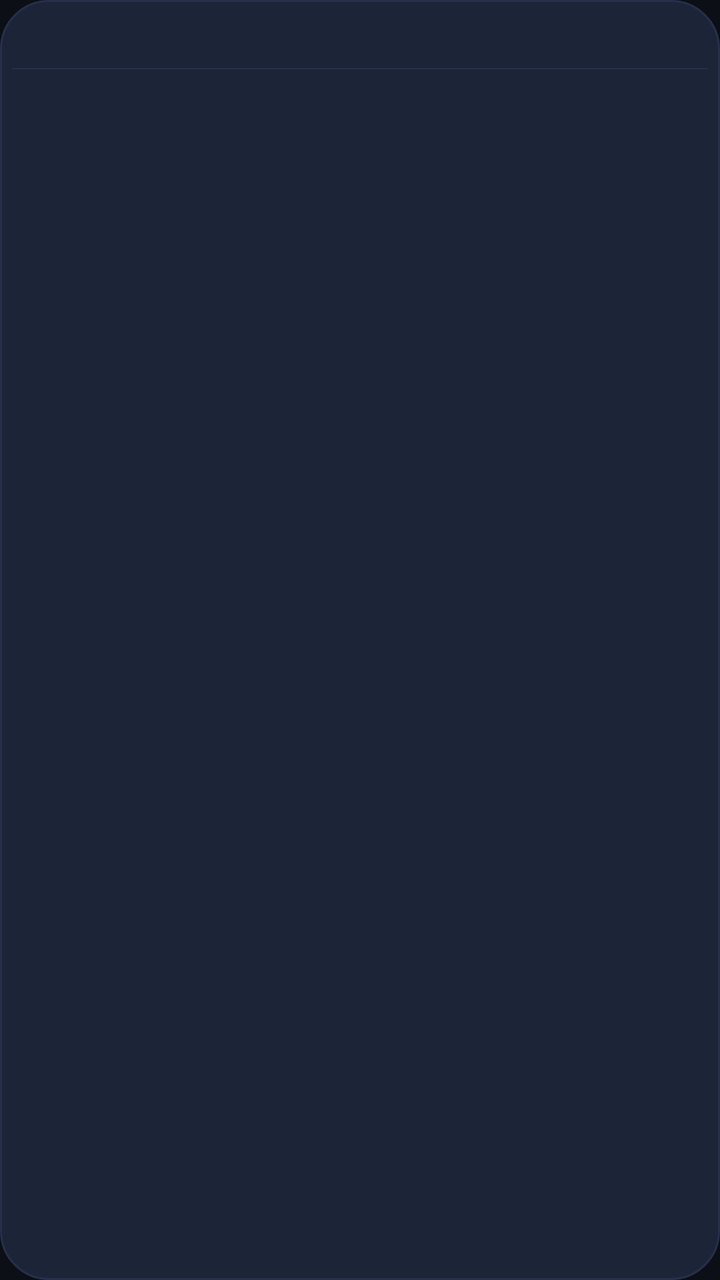
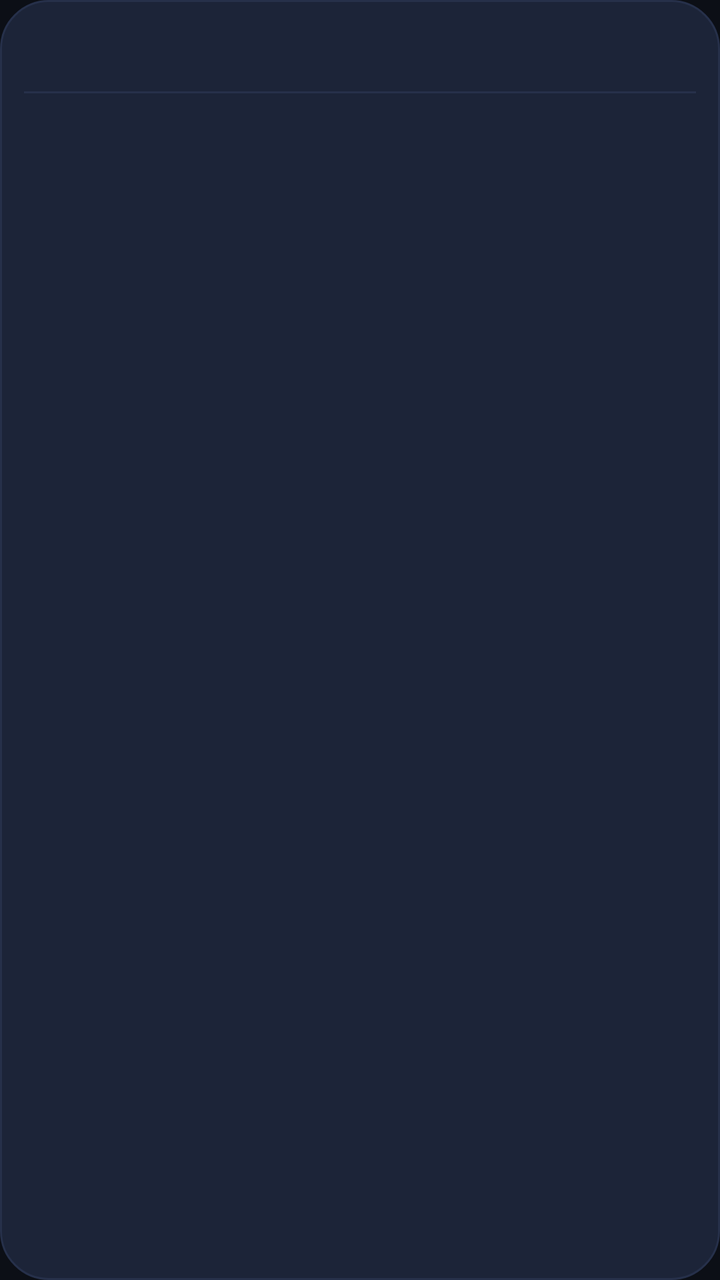

The first picture is an Android layout as it rendered before a commit; the second is the same layout after the commit. The layout source and the unified diff follow.
<!-- AndroidManifest.xml: application theme Theme.BTelly -->
<!-- res/layout/dialog_favorite_folder.xml -->
<?xml version="1.0" encoding="utf-8"?>
<androidx.constraintlayout.widget.ConstraintLayout xmlns:android="http://schemas.android.com/apk/res/android"
    xmlns:app="http://schemas.android.com/apk/res-auto"
    android:id="@+id/dialog_root"
    android:layout_width="@dimen/px800"
    android:layout_height="@dimen/px615"
    android:background="@drawable/dialog_background"
    android:clickable="true"
    android:focusable="true">

    <androidx.appcompat.widget.AppCompatTextView
        android:id="@+id/top_title"
        android:layout_width="0dp"
        android:layout_height="wrap_content"
        android:layout_marginStart="@dimen/px40"
        android:layout_marginTop="@dimen/px35"
        android:layout_marginEnd="@dimen/px40"
        android:paddingBottom="@dimen/px20"
        android:textColor="@color/textColor"
        android:textSize="@dimen/px35"
        android:textStyle="bold"
        app:layout_constraintEnd_toEndOf="parent"
        app:layout_constraintStart_toStartOf="parent"
        app:layout_constraintTop_toTopOf="parent" />

    <View
        android:id="@+id/title_divider"
        android:layout_width="0dp"
        android:layout_height="@dimen/px2"
        android:layout_marginStart="@dimen/px18"
        android:layout_marginEnd="@dimen/px18"
        android:background="?attr/dividerColor"
        app:layout_constraintEnd_toEndOf="parent"
        app:layout_constraintStart_toStartOf="parent"
        app:layout_constraintTop_toBottomOf="@id/top_title" />

    <androidx.recyclerview.widget.RecyclerView
        android:id="@+id/recyclerView"
        android:layout_width="0dp"
        android:layout_height="0dp"
        android:clipToPadding="false"
        android:descendantFocusability="afterDescendants"
        android:paddingStart="@dimen/px18"
        android:paddingTop="@dimen/px12"
        android:paddingEnd="@dimen/px18"
        android:paddingBottom="@dimen/px18"
        app:layout_constraintBottom_toBottomOf="parent"
        app:layout_constraintEnd_toEndOf="parent"
        app:layout_constraintStart_toStartOf="parent"
        app:layout_constraintTop_toBottomOf="@id/title_divider" />

</androidx.constraintlayout.widget.ConstraintLayout>
<!-- resources referenced by this layout -->
<resources>
  <color name="textColor">#eeeeee</color>
  <dimen name="px12">12px</dimen>
  <dimen name="px18">18px</dimen>
  <dimen name="px2">2px</dimen>
  <dimen name="px20">20px</dimen>
  <dimen name="px35">35px</dimen>
  <dimen name="px40">40px</dimen>
  <dimen name="px615">615px</dimen>
  <dimen name="px800">800px</dimen>
  <!-- drawable dialog_background (drawable) -->
  <?xml version="1.0" encoding="utf-8"?>
  <shape xmlns:android="http://schemas.android.com/apk/res/android">
      <solid android:color="?attr/tvSurfaceOverlay" />
      <corners android:radius="@dimen/radius_xl" />
      <stroke
          android:width="1dp"
          android:color="?attr/tvDivider" />
  </shape>
  <style name="Theme.BTelly" parent="@style/Theme.BTellyBase">
      </style>
  <dimen name="radius_xl">24dp</dimen>
  <style name="WindowAnimationTransition" parent="">
          <item name="android:windowEnterAnimation">@android:anim/fade_in</item>
          <item name="android:windowExitAnimation">@android:anim/fade_out</item>
      </style>
  <color name="tv_surface">#0C0F16</color>
  <color name="tv_surface_raised">#141A29</color>
  <color name="tv_surface_overlay">#1C2438</color>
  <color name="tv_divider">#26304A</color>
  <color name="tv_accent">#00C2A8</color>
  <color name="tv_accent_dim">#123B34</color>
  <color name="tv_accent_on">#00312A</color>
  <color name="tv_text_primary">#F2F5FA</color>
  <color name="tv_text_secondary">#9AA5B8</color>
  <color name="tv_text_tertiary">#67718A</color>
  <color name="tv_scrim">#99000000</color>
  <!-- unchanged entries left out for length: 1 -->
</resources>

<!-- the commit's change to res/layout/dialog_favorite_folder.xml (unified diff, before → after) -->
@@ -12,12 +12,12 @@
         android:id="@+id/top_title"
         android:layout_width="0dp"
         android:layout_height="wrap_content"
-        android:layout_marginStart="@dimen/px40"
-        android:layout_marginTop="@dimen/px35"
-        android:layout_marginEnd="@dimen/px40"
-        android:paddingBottom="@dimen/px20"
-        android:textColor="@color/textColor"
-        android:textSize="@dimen/px35"
+        android:layout_marginStart="@dimen/space_24"
+        android:layout_marginTop="@dimen/space_16"
+        android:layout_marginEnd="@dimen/space_24"
+        android:paddingBottom="@dimen/space_8"
+        android:textColor="?attr/tvTextPrimary"
+        android:textSize="@dimen/text_title"
         android:textStyle="bold"
         app:layout_constraintEnd_toEndOf="parent"
         app:layout_constraintStart_toStartOf="parent"
@@ -26,10 +26,10 @@
     <View
         android:id="@+id/title_divider"
         android:layout_width="0dp"
-        android:layout_height="@dimen/px2"
-        android:layout_marginStart="@dimen/px18"
-        android:layout_marginEnd="@dimen/px18"
-        android:background="?attr/dividerColor"
+        android:layout_height="1dp"
+        android:layout_marginStart="@dimen/space_12"
+        android:layout_marginEnd="@dimen/space_12"
+        android:background="?attr/tvDivider"
         app:layout_constraintEnd_toEndOf="parent"
         app:layout_constraintStart_toStartOf="parent"
         app:layout_constraintTop_toBottomOf="@id/top_title" />
@@ -40,10 +40,10 @@
         android:layout_height="0dp"
         android:clipToPadding="false"
         android:descendantFocusability="afterDescendants"
-        android:paddingStart="@dimen/px18"
-        android:paddingTop="@dimen/px12"
-        android:paddingEnd="@dimen/px18"
-        android:paddingBottom="@dimen/px18"
+        android:paddingStart="@dimen/space_12"
+        android:paddingTop="@dimen/space_4"
+        android:paddingEnd="@dimen/space_12"
+        android:paddingBottom="@dimen/space_12"
         app:layout_constraintBottom_toBottomOf="parent"
         app:layout_constraintEnd_toEndOf="parent"
         app:layout_constraintStart_toStartOf="parent"
<!-- resource entries referenced after the edit -->
@@ -1,14 +1,13 @@
 <!-- resources referenced by this layout -->
 <resources>
-  <color name="textColor">#eeeeee</color>
-  <dimen name="px12">12px</dimen>
-  <dimen name="px18">18px</dimen>
-  <dimen name="px2">2px</dimen>
-  <dimen name="px20">20px</dimen>
-  <dimen name="px35">35px</dimen>
-  <dimen name="px40">40px</dimen>
   <dimen name="px615">615px</dimen>
   <dimen name="px800">800px</dimen>
+  <dimen name="space_12">12dp</dimen>
+  <dimen name="space_16">16dp</dimen>
+  <dimen name="space_24">24dp</dimen>
+  <dimen name="space_4">4dp</dimen>
+  <dimen name="space_8">8dp</dimen>
+  <dimen name="text_title">16sp</dimen>
   <!-- drawable dialog_background (drawable) -->
   <?xml version="1.0" encoding="utf-8"?>
   <shape xmlns:android="http://schemas.android.com/apk/res/android">
